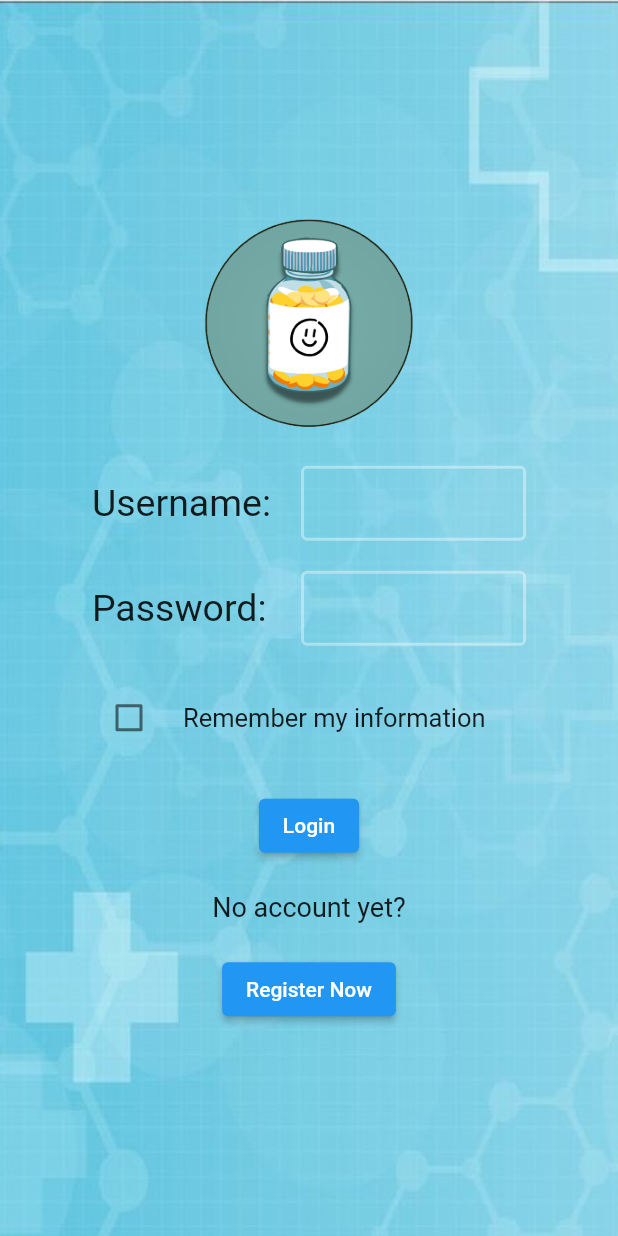
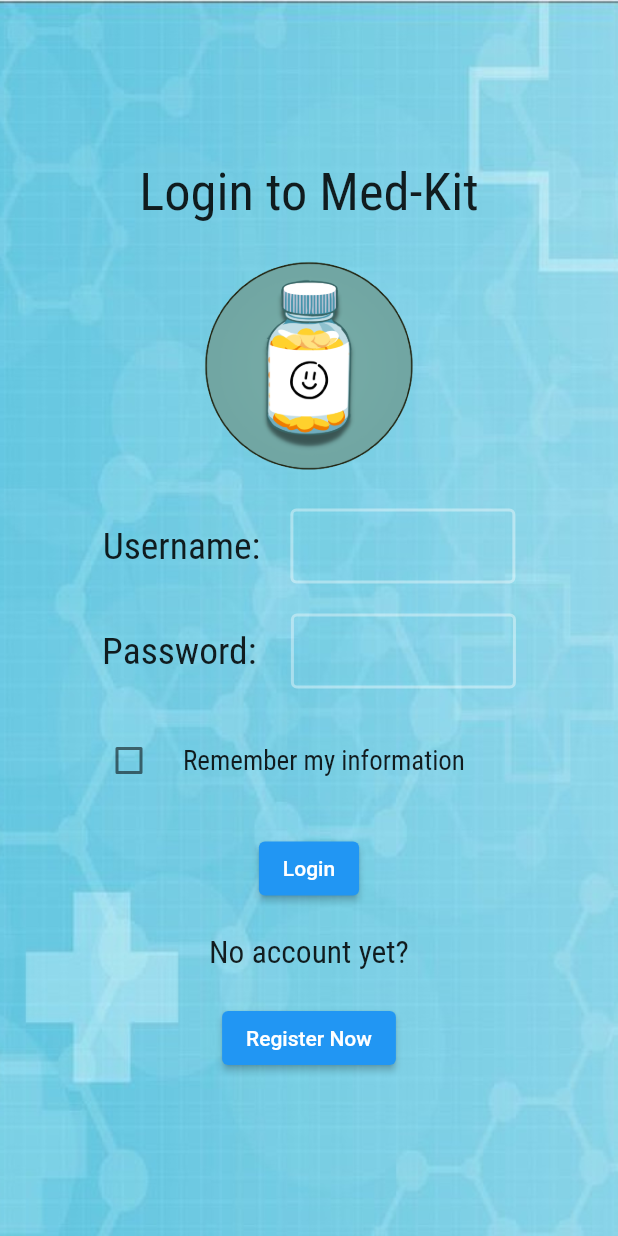
Before and after one commit to AthenaSenior/MedKit-development, a Flutter app: the LoginPage screen opened directly, on a phone screen of 412 x 824 dp. Run offline on Flutter 3.47's test engine with Material 2 defaults, Android fonts, the light colour scheme and no system bars.

Commit message:
Development @@Author Egemen

```diff
--- a/lib/main.dart
+++ b/lib/main.dart
@@ -171,6 +171,8 @@ class LoginPageState extends State<LoginPage> {
         child: Column(
           mainAxisAlignment: MainAxisAlignment.center,
           children: <Widget>[
+            const Text("Login to Med-Kit", style: TextStyle(fontSize: 35, fontFamily: 'RobotoCondensed')),
+            const SizedBox(height: 20),
             Image.asset('assets/images/medkit_logo.png',
                 width: 200,
                 height: 150),
@@ -178,7 +180,7 @@ class LoginPageState extends State<LoginPage> {
             Row(
               mainAxisAlignment: MainAxisAlignment.center,
                 children: const <Widget>[
-                    Text("Username:", style: TextStyle(fontSize: 25)
+                    Text("Username:", style: TextStyle(fontSize: 25, fontFamily: 'RobotoCondensed')
                     ),
                     SizedBox(width: 20),
                     SizedBox(
@@ -199,7 +201,7 @@ class LoginPageState extends State<LoginPage> {
         Row(
           mainAxisAlignment: MainAxisAlignment.center,
           children: const <Widget>[
-            Text("Password:", style: TextStyle(fontSize: 25)
+            Text("Password:", style: TextStyle(fontSize: 25, fontFamily: 'RobotoCondensed')
             ),
             SizedBox(width: 23),
             SizedBox(
@@ -224,7 +226,7 @@ class LoginPageState extends State<LoginPage> {
             alignment: Alignment.center,
             child:
               CheckboxListTile(
-                title: const Text("Remember my information", style: TextStyle(fontSize: 17)),
+                title: const Text("Remember my information", style: TextStyle(fontSize: 18, fontFamily: 'RobotoCondensed')),
                 value: checkedValue,
                 onChanged: (newValue) {
                   setState(() {
@@ -247,7 +249,7 @@ class LoginPageState extends State<LoginPage> {
               },
             ),
             const SizedBox(height: 20),
-            const Text("No account yet?", style: TextStyle(fontSize: 18)
+            const Text("No account yet?", style: TextStyle(fontSize: 21, fontFamily: 'RobotoCondensed')
             ),
             const SizedBox(height: 20),
             ElevatedButton(
--- a/pubspec.yaml
+++ b/pubspec.yaml
@@ -25,5 +25,10 @@ flutter:
   assets:
   - assets/images/ #Multiple Images will be included. @@ Author Egemen
 
+  fonts:
+    - family: RobotoCondensed
+      fonts:
+       - asset: assets/fonts/RobotoCondensed-Regular.ttf
+
 
   uses-material-design: true
```
Also changed, not shown: assets/fonts/RobotoCondensed-Bold.ttf (added), assets/fonts/RobotoCondensed-BoldItalic.ttf (added), assets/fonts/RobotoCondensed-Italic.ttf (added), assets/fonts/RobotoCondensed-Light.ttf (added), assets/fonts/RobotoCondensed-LightItalic.ttf (added), assets/fonts/RobotoCondensed-Regular.ttf (added).
